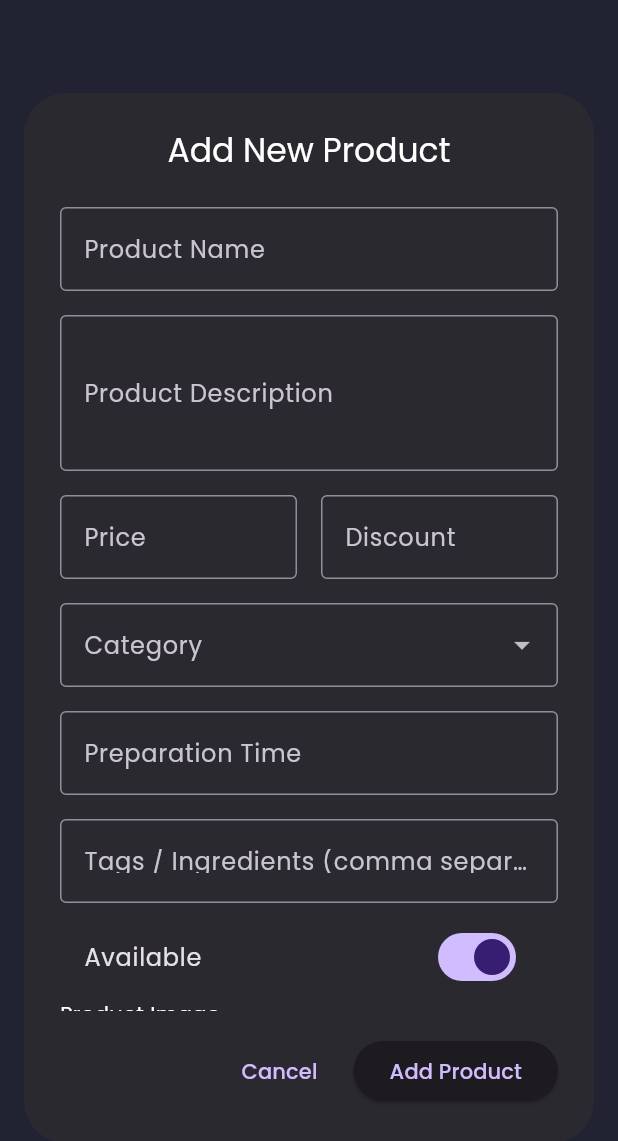
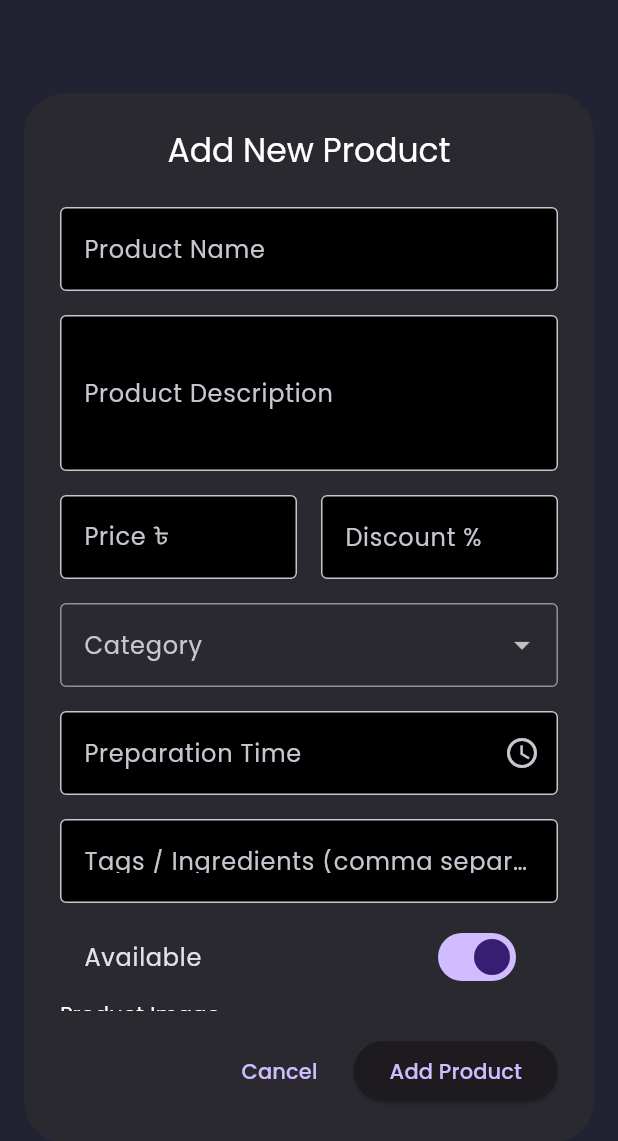
Before and after one commit to majharul-islam181/Admin_dashboard, a Flutter app: the AddProductDialog widget shown alone on an empty page, opened directly, on a phone screen of 412 x 824 dp. Shown: the top 1141 px of the screen. Run offline on Flutter 3.47's test engine with Material 3 defaults, Android fonts, the phone set to English and light mode, and no system bars; our stand-ins replace fl_chart, flutter_svg, google_fonts; missing offline and left inert: dart:html; project files that could hold a hidden picture were left out.

Commit message:
Refactor form fields and add time picker field

```diff
--- a/lib/screens/dashboard/components/my_fields.dart
+++ b/lib/screens/dashboard/components/my_fields.dart
@@ -1,17 +1,14 @@
 import 'dart:io';
-
 import 'package:admin/models/my_files.dart';
 import 'package:admin/responsive.dart';
-import 'package:file_picker/file_picker.dart';
 import 'package:flutter/foundation.dart';
 import 'package:flutter/material.dart';
+import 'package:flutter/services.dart';
 import 'dart:html' as html;
 import 'dart:typed_data';
 
 import '../../../constants.dart';
 import 'file_info_card.dart';
-import 'package:file_picker/file_picker.dart';
-import 'dart:html' as html; // For web-specific fixes if needed
 
 Uint8List? _webImageBytes; // Add this at the top of your state class
 
@@ -124,18 +121,20 @@ class _AddProductDialogState extends State<AddProductDialog> {
                         children: [
                           Expanded(
                               child: _buildTextField(
-                                  _priceController, "Price", true,
+                                  _priceController, "Price ৳", true,
                                   isNumber: true)),
                           const SizedBox(width: 16),
                           Expanded(
                               child: _buildTextField(
-                                  _discountController, "Discount", false,
+                                  _discountController, "Discount %", false,
                                   isNumber: true)),
                         ],
                       ),
                       _buildDropdownCategory(),
-                      _buildTextField(
-                          _prepTimeController, "Preparation Time", false),
+                      // _buildTextField(
+                      //     _prepTimeController, "Preparation Time", false),
+                      _buildTimePickerField(),
+
                       _buildTextField(_tagsController,
                           "Tags / Ingredients (comma separated)", false),
                       _buildAvailabilitySwitch(),
@@ -172,13 +171,22 @@ class _AddProductDialogState extends State<AddProductDialog> {
   }
 
   Widget _buildTextField(
-      TextEditingController controller, String label, bool required,
-      {bool isNumber = false, int maxLines = 1}) {
+    TextEditingController controller,
+    String label,
+    bool required, {
+    bool isNumber = false,
+    int maxLines = 1,
+  }) {
     return Padding(
       padding: const EdgeInsets.symmetric(vertical: 8),
       child: TextFormField(
         controller: controller,
-        keyboardType: isNumber ? TextInputType.number : TextInputType.text,
+        keyboardType: isNumber
+            ? const TextInputType.numberWithOptions(decimal: true)
+            : TextInputType.text,
+        inputFormatters: isNumber
+            ? [FilteringTextInputFormatter.allow(RegExp(r'^\d*\.?\d{0,2}'))]
+            : [],
         maxLines: maxLines,
         validator: required
             ? (value) =>
@@ -187,6 +195,8 @@ class _AddProductDialogState extends State<AddProductDialog> {
         decoration: InputDecoration(
           labelText: label,
           border: const OutlineInputBorder(),
+          filled: true,
+          fillColor: Colors.black,
         ),
       ),
     );
@@ -287,6 +297,47 @@ class _AddProductDialogState extends State<AddProductDialog> {
       });
     });
   }
+
+  Widget _buildTimePickerField() {
+    return Padding(
+      padding: const EdgeInsets.symmetric(vertical: 8),
+      child: TextFormField(
+        controller: _prepTimeController,
+        readOnly: true,
+        onTap: () async {
+          TimeOfDay? time = await showTimePicker(
+            context: context,
+            initialTime:
+                const TimeOfDay(hour: 0, minute: 15), // default 15 mins
+            builder: (context, child) {
+              return MediaQuery(
+                data: MediaQuery.of(context)
+                    .copyWith(alwaysUse24HourFormat: true),
+                child: child!,
+              );
+            },
+          );
+
+          if (time != null) {
+            final durationText = time.hour > 0
+                ? "${time.hour}h ${time.minute}m"
+                : "${time.minute} mints";
+
+            setState(() {
+              _prepTimeController.text = durationText;
+            });
+          }
+        },
+        decoration: const InputDecoration(
+          labelText: "Preparation Time",
+          border: OutlineInputBorder(),
+          filled: true,
+          fillColor: Colors.black,
+          suffixIcon: Icon(Icons.access_time),
+        ),
+      ),
+    );
+  }
 }
 
 class FileInfoCardGridView extends StatelessWidget {
```
